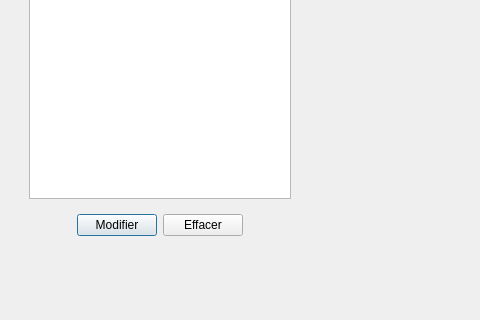
Above: fenetregererappareils.ui from Dthibault/theatre2013 before the change; both pictures show x 0 to 480 and y 160 to 480 of the 640 by 480 pixel window. Below: the same form after it.
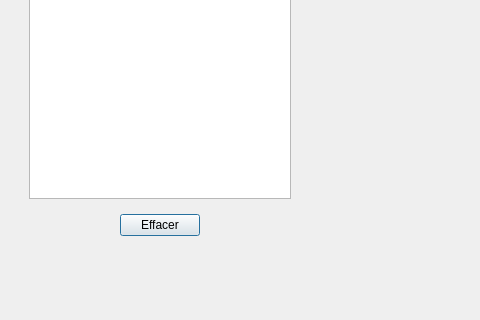
That is the form after the change.

```diff
--- a/fenetregererappareils.ui
+++ b/fenetregererappareils.ui
@@ -53,13 +53,6 @@
               </property>
              </spacer>
             </item>
-            <item>
-             <widget class="QPushButton" name="boutonModifier">
-              <property name="text">
-               <string>Modifier</string>
-              </property>
-             </widget>
-            </item>
             <item>
              <widget class="QPushButton" name="boutonEffacer">
               <property name="text">
```
